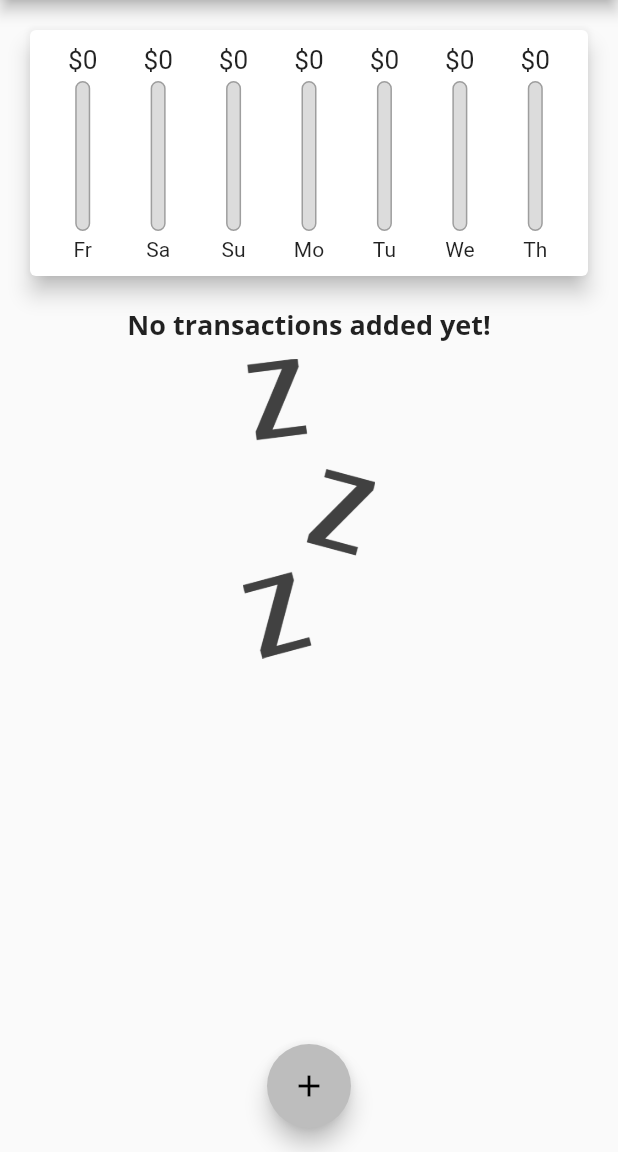
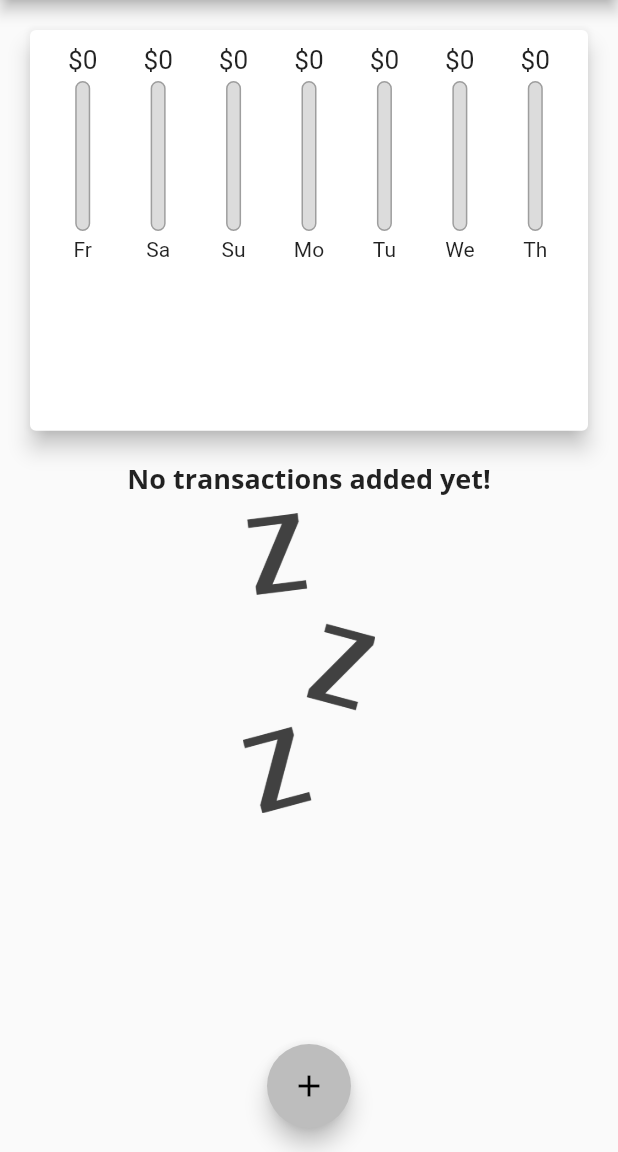
Before and after one commit to thq4n/personal_expenses_application, a Flutter app: the screen it shows after launch, on a phone screen of 412 x 824 dp, the part 84-1236 px from its top. Run offline on Flutter 3.47's test engine with Material 2 defaults, Android fonts, the phone set to English and light mode, and no system bars.

Commit message:
responsive

```diff
--- a/lib/main.dart
+++ b/lib/main.dart
@@ -97,31 +97,36 @@
 
   @override
   Widget build(BuildContext context) {
-    return Scaffold(
-      appBar: AppBar(
+    final AppBar myAppBar = AppBar(
       title: Text(widget.appTitle),
       actions: <Widget>[
         IconButton(
           onPressed: () => _startAddNewTransation(context),
           icon: Icon(Icons.add),
         ),
-          // ElevatedButton(
-          //   onPressed: () => null,
-          //   child: Text("hihi"),
-          //   style: ButtonStyle(
-          //     backgroundColor:
-          //         MaterialStateProperty.all(Theme.of(context).accentColor),
-          //   ),
-          // ),
       ],
-      ),
+    );
+    return Scaffold(
+      appBar: myAppBar,
       body: SingleChildScrollView(
         child: Column(
           //mainAxisAlignment: MainAxisAlignment.start,
           crossAxisAlignment: CrossAxisAlignment.stretch,
           children: <Widget>[
-            Chart(_recentTransactions),
-            TransactionList(_userTransactions, _deleteTransaction),
+            Container(
+              height: (MediaQuery.of(context).size.height -
+                      myAppBar.preferredSize.height -
+                      MediaQuery.of(context).padding.top) *
+                  0.4,
+              child: Chart(_recentTransactions),
+            ),
+            Container(
+              height: (MediaQuery.of(context).size.height -
+                      myAppBar.preferredSize.height -
+                      MediaQuery.of(context).padding.top) *
+                  0.6,
+              child: TransactionList(_userTransactions, _deleteTransaction),
+            ),
           ],
         ),
       ),
--- a/lib/widgets/new_transaction.dart
+++ b/lib/widgets/new_transaction.dart
@@ -65,7 +65,8 @@
 
   @override
   Widget build(BuildContext context) {
-    return Card(
+    return SingleChildScrollView(
+      child: Card(
         elevation: 5,
         child: Container(
           padding: EdgeInsets.all(10),
@@ -123,6 +124,7 @@
             ],
           ),
         ),
+      ),
     );
   }
 }
--- a/lib/widgets/transaction_list.dart
+++ b/lib/widgets/transaction_list.dart
@@ -10,9 +10,7 @@
 
   @override
   Widget build(BuildContext context) {
-    return Container(
-      height: 300,
-      child: transactions.isEmpty
+    return transactions.isEmpty
         ? Column(
             children: <Widget>[
               Text(
@@ -96,7 +94,6 @@
               );
             },
             itemCount: transactions.length,
-            ),
           );
   }
 }
```
Lines whose indentation alone changed are shown as unchanged.
